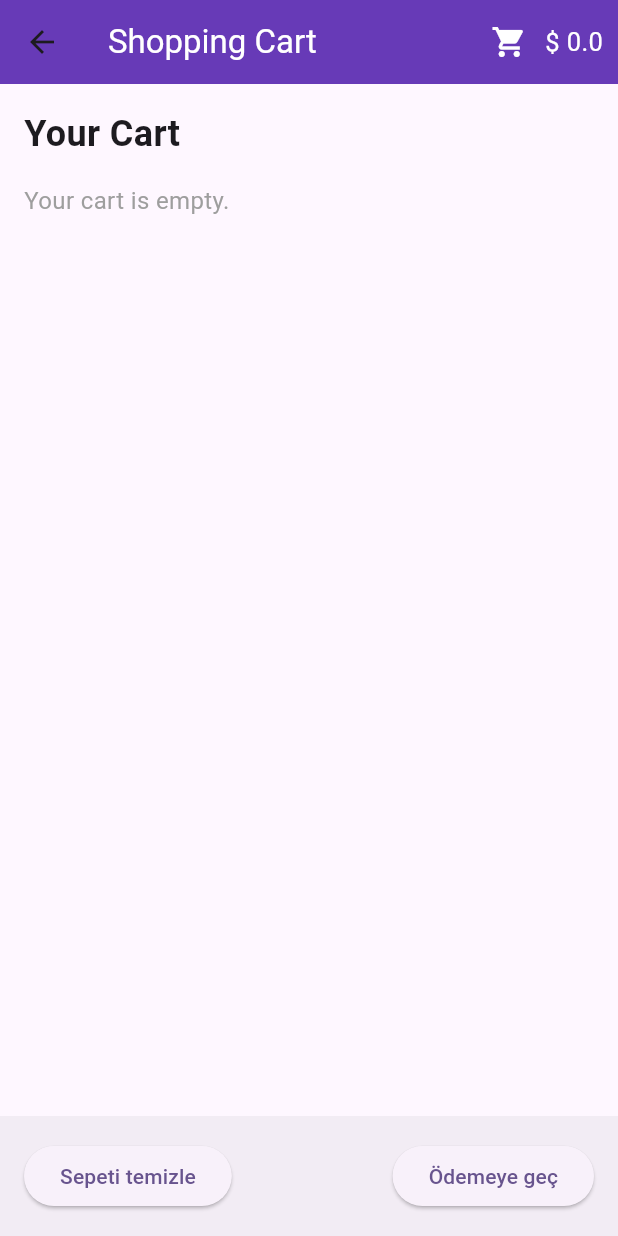
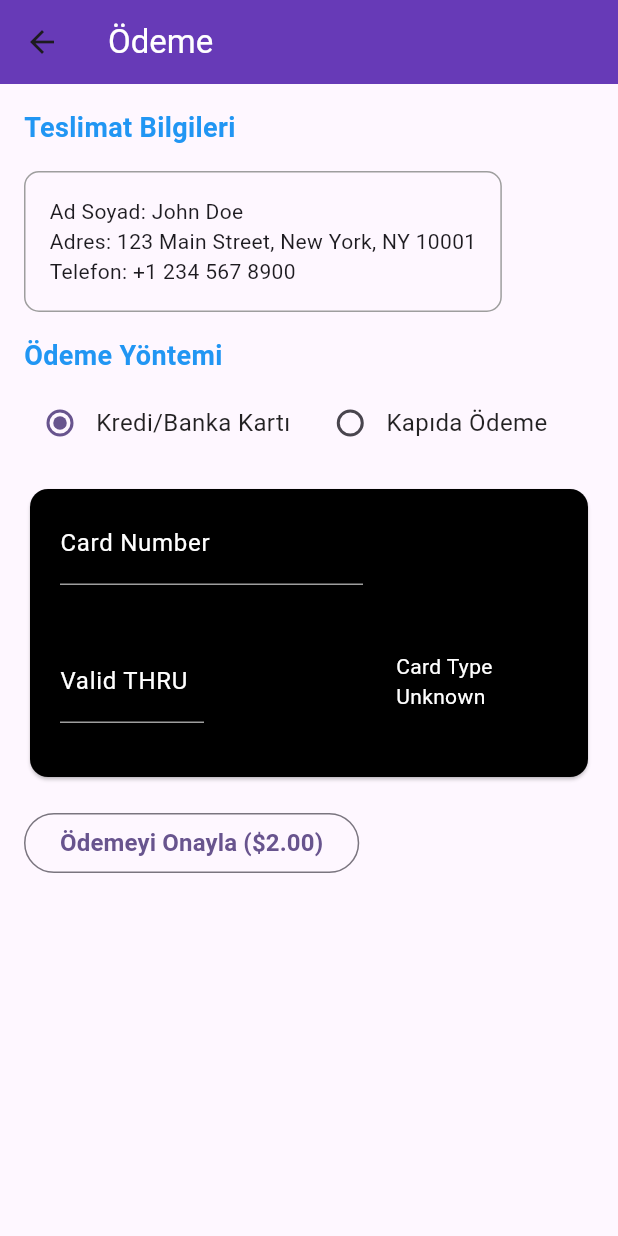
Before and after one commit to bedirhantong/Dish-Dash, a Flutter app: the CartPage screen opened directly with empty values, after a tap on "Ödemeye geç", on a phone screen of 412 x 824 dp. Run offline on Flutter 3.47's test engine with Material 3 defaults, Android fonts, the phone set to English and light mode, and no system bars; drawn by our look-alikes of flip_card; missing offline and left inert: icon_badge; network calls fail.

Commit message:
Payment methods are added

```diff
--- a/lib/view/cart_page/cart_page.dart
+++ b/lib/view/cart_page/cart_page.dart
@@ -30,8 +30,16 @@ class _CartPageState extends State<CartPage> {
     return Scaffold(
       appBar: appBar,
       body: ProductsInCart(widget: widget, totalPrice: totalPrice),
-      bottomNavigationBar: const BottomAppBarCartPage(),
+      bottomNavigationBar: BottomAppBarCartPage(
+        cartProducts: widget.cartProducts,
+      ),
     );
+  }
+
+  void clearCart() {
+    setState(() {
+      widget.cartProducts.clear();
+    });
   }
 
   AppBar get appBar {
@@ -42,14 +50,11 @@ class _CartPageState extends State<CartPage> {
         style: TextStyle(color: Colors.white),
       ),
       actions: [
-        IconButton(
-          icon: const Icon(Icons.shopping_cart, color: Colors.white),
-          onPressed: () {},
-        ),
+        const Icon(Icons.shopping_cart, color: Colors.white),
         Padding(
-          padding: const EdgeInsets.only(right: 10.0),
+          padding: const EdgeInsets.only(left: 5, right: 10.0),
           child: Text(
-            '\$ $totalPrice',
+            '\$${totalPrice.toStringAsFixed(2)}',
             style: const TextStyle(
               color: Colors.white,
               fontWeight: FontWeight.normal,
--- a/lib/view/cart_page/components/bottom_appbar.dart
+++ b/lib/view/cart_page/components/bottom_appbar.dart
@@ -1,10 +1,20 @@
 import 'package:flutter/material.dart';
 
-class BottomAppBarCartPage extends StatelessWidget {
+import '../../../core/model/product/product_model.dart';
+import '../../payment/payment_screen.dart';
+
+class BottomAppBarCartPage extends StatefulWidget {
+  final List<Product> cartProducts;
   const BottomAppBarCartPage({
     super.key,
+    required this.cartProducts,
   });
 
+  @override
+  State<BottomAppBarCartPage> createState() => _BottomAppBarCartPageState();
+}
+
+class _BottomAppBarCartPageState extends State<BottomAppBarCartPage> {
   @override
   Widget build(BuildContext context) {
     return BottomAppBar(
@@ -13,11 +23,22 @@ class BottomAppBarCartPage extends StatelessWidget {
         children: [
           ElevatedButton(
             child: const Text('Sepeti temizle'),
-            onPressed: () {},
+            onPressed: () {
+              setState(() {});
+            },
           ),
           ElevatedButton(
             child: const Text('Ödemeye geç'),
-            onPressed: () {},
+            onPressed: () {
+              Navigator.push(
+                context,
+                MaterialPageRoute(
+                    builder: (context) => const PaymentScreen(
+                          cartProducts: [],
+                          totalAmount: 2,
+                        )),
+              );
+            },
           ),
         ],
       ),
--- a/lib/view/orders/orders_page.dart
+++ b/lib/view/orders/orders_page.dart
@@ -1,5 +1,6 @@
 import 'package:flutter/foundation.dart';
 import 'package:flutter/material.dart';
+import '../../core/constants/app/color_strings.dart';
 import '../../core/model/order/components/FilterButtonForOrders.dart';
 import '../../core/model/order/components/OrderCard.dart';
 import '../../core/model/order/order_model.dart';
@@ -50,7 +51,7 @@ class _PastOrdersPageState extends State<PastOrdersPage> {
 
   AppBar get appbar {
     return AppBar(
-      backgroundColor: Colors.deepPurple,
+      backgroundColor: AppColor.appBarColor,
       title: const Text(
         'Siparişlerim',
         style: TextStyle(color: Colors.white),
--- /dev/null
+++ b/lib/view/payment/components/address_card.dart
@@ -0,0 +1,24 @@
+import 'package:flutter/material.dart';
+
+class AddressCard extends StatelessWidget {
+  const AddressCard({super.key});
+
+  @override
+  Widget build(BuildContext context) {
+    return Container(
+      padding: const EdgeInsets.all(16),
+      decoration: BoxDecoration(
+        border: Border.all(color: Colors.grey),
+        borderRadius: BorderRadius.circular(10),
+      ),
+      child: const Column(
+        crossAxisAlignment: CrossAxisAlignment.start,
+        children: [
+          Text('Ad Soyad: John Doe'),
+          Text('Adres: 123 Main Street, New York, NY 10001'),
+          Text('Telefon: +1 234 567 8900'),
+        ],
+      ),
+    );
+  }
+}
--- /dev/null
+++ b/lib/view/payment/components/card_back.dart
@@ -0,0 +1,64 @@
+import 'package:flutter/material.dart';
+import 'package:flutter/services.dart';
+
+class CardBack extends StatelessWidget {
+  final TextEditingController cvvController;
+
+  const CardBack({Key? key, required this.cvvController}) : super(key: key);
+
+  @override
+  Widget build(BuildContext context) {
+    return SizedBox(
+      height: 200,
+      child: Card(
+        color: Colors.black,
+        margin: const EdgeInsets.all(4),
+        child: Stack(
+          children: [
+            Positioned(
+              left: 20,
+              top: 20,
+              child: SizedBox(
+                width: 80,
+                height: 60,
+                child: Image.network(
+                    "https://pnghq.com/wp-content/uploads/chip-png-see-through-background.png"),
+              ),
+            ),
+            Positioned(
+              right: 20,
+              bottom: 20,
+              child: SizedBox(
+                width: 100,
+                child: TextFormField(
+                  cursorColor: Colors.white,
+                  style: const TextStyle(color: Colors.white),
+                  controller: cvvController,
+                  decoration: const InputDecoration(
+                    labelStyle: TextStyle(color: Colors.white),
+                    hintStyle: TextStyle(color: Colors.white),
+                    labelText: 'CVV',
+                    hintText: 'XXX',
+                    enabledBorder: UnderlineInputBorder(
+                      borderSide: BorderSide(
+                          color: Colors.grey), // Çizgi rengi pasif durumda
+                    ),
+                    focusedBorder: UnderlineInputBorder(
+                      borderSide: BorderSide(
+                          color: Colors.white), // Çizgi rengi aktif durumda
+                    ),
+                  ),
+                  keyboardType: TextInputType.number,
+                  inputFormatters: [
+                    FilteringTextInputFormatter.digitsOnly,
+                    LengthLimitingTextInputFormatter(3),
+                  ],
+                ),
+              ),
+            ),
+          ],
+        ),
+      ),
+    );
+  }
+}
--- /dev/null
+++ b/lib/view/payment/components/card_front.dart
@@ -0,0 +1,126 @@
+import 'package:flutter/material.dart';
+import 'package:flutter/services.dart';
+import 'card_number_input_formatter.dart';
+
+class CardFront extends StatelessWidget {
+  final TextEditingController cardNumberController;
+  final TextEditingController expiryDateController;
+  final Function(String) onBankNameIdentified;
+
+  const CardFront({
+    super.key,
+    required this.cardNumberController,
+    required this.onBankNameIdentified,
+    required this.expiryDateController,
+  });
+
+  @override
+  Widget build(BuildContext context) {
+    return SizedBox(
+      height: 200,
+      child: Card(
+        color: Colors.black,
+        margin: const EdgeInsets.all(4),
+        child: Column(
+          children: [
+            Padding(
+              padding: const EdgeInsets.only(
+                  top: 8.0, bottom: 8.0, left: 20, right: 150),
+              child: TextFormField(
+                style: const TextStyle(color: Colors.white),
+                controller: cardNumberController,
+                decoration: const InputDecoration(
+                  labelStyle: TextStyle(color: Colors.white),
+                  hintStyle: TextStyle(color: Colors.white),
+                  labelText: 'Card Number',
+                  hintText: 'XXXX XXXX XXXX XXXX',
+                  enabledBorder: UnderlineInputBorder(
+                    borderSide: BorderSide(
+                        color: Colors.grey), // Çizgi rengi pasif durumda
+                  ),
+                  focusedBorder: UnderlineInputBorder(
+                    borderSide: BorderSide(
+                        color: Colors.white), // Çizgi rengi aktif durumda
+                  ),
+                ),
+                keyboardType: TextInputType.number,
+                inputFormatters: [
+                  FilteringTextInputFormatter.digitsOnly,
+                  LengthLimitingTextInputFormatter(16),
+                  CardNumberInputFormatter(
+                    onBankNameIdentified: onBankNameIdentified,
+                  ),
+                ],
+              ),
+            ),
+            const SizedBox(height: 20),
+            Row(
+              children: [
+                Expanded(
+                  child: Padding(
+                    padding: const EdgeInsets.symmetric(
+                        vertical: 8.0, horizontal: 20),
+                    child: TextFormField(
+                      style: const TextStyle(color: Colors.white),
+                      controller: expiryDateController,
+                      decoration: const InputDecoration(
+                        labelStyle: TextStyle(color: Colors.white),
+                        hintStyle: TextStyle(color: Colors.white),
+                        labelText: 'Valid THRU',
+                        hintText: 'MM/YY',
+                        enabledBorder: UnderlineInputBorder(
+                          borderSide: BorderSide(
+                              color: Colors.grey), // Çizgi rengi pasif durumda
+                        ),
+                        focusedBorder: UnderlineInputBorder(
+                          borderSide: BorderSide(
+                              color: Colors.white), // Çizgi rengi aktif durumda
+                        ),
+                      ),
+                      keyboardType: TextInputType.number,
+                      inputFormatters: [
+                        FilteringTextInputFormatter.digitsOnly,
+                        LengthLimitingTextInputFormatter(4),
+                      ],
+                    ),
+                  ),
+                ),
+                const SizedBox(width: 100),
+                Expanded(
+                  child: Padding(
+                    padding: const EdgeInsets.all(8.0),
+                    child: _buildCardLogo(),
+                  ),
+                ),
+              ],
+            ),
+          ],
+        ),
+      ),
+    );
+  }
+
+  Widget _buildCardLogo() {
+    String cardNumber = cardNumberController.text;
+    if (cardNumber.startsWith("4")) {
+      // Visa
+      return Image.network(
+        "https://upload.wikimedia.org/wikipedia/commons/thumb/5/5e/Visa_Inc._logo.svg/1024px-Visa_Inc._logo.svg.png",
+        width: 30,
+        height: 30,
+      );
+    } else if (cardNumber.startsWith("5")) {
+      // MasterCard
+      return Image.network(
+        "https://upload.wikimedia.org/wikipedia/commons/thumb/b/b7/MasterCard_Logo.svg/2560px-MasterCard_Logo.svg.png",
+        width: 50,
+        height: 50,
+      );
+    } else {
+      return const Text(
+        'Card Type Unknown',
+        style: TextStyle(color: Colors.white),
+      );
+    }
+  }
+}
--- /dev/null
+++ b/lib/view/payment/components/credit_card_input_form.dart
@@ -0,0 +1,39 @@
+import 'package:flip_card/flip_card.dart';
+import 'package:flutter/material.dart';
+
+import 'card_back.dart';
+import 'card_front.dart';
+
+class CreditCardInputForm extends StatefulWidget {
+  const CreditCardInputForm({super.key});
+
+  @override
+  _CreditCardInputFormState createState() => _CreditCardInputFormState();
+}
+
+class _CreditCardInputFormState extends State<CreditCardInputForm> {
+  final TextEditingController _cardNumberController = TextEditingController();
+  final TextEditingController _expiryDateController = TextEditingController();
+  final TextEditingController _cvvController = TextEditingController();
+
+  String _bankName = '';
+
+  @override
+  Widget build(BuildContext context) {
+    return FlipCard(
+      direction: FlipDirection.HORIZONTAL,
+      front: CardFront(
+        cardNumberController: _cardNumberController,
+        onBankNameIdentified: (bankName) {
+          setState(() {
+            _bankName = bankName;
+          });
+        },
+        expiryDateController: _expiryDateController,
+      ),
+      back: CardBack(
+        cvvController: _cvvController,
+      ),
+    );
+  }
+}
--- /dev/null
+++ b/lib/view/payment/payment_screen.dart
@@ -0,0 +1,119 @@
+import 'package:dish_dash/core/constants/app/color_strings.dart';
+import 'package:flutter/material.dart';
+import 'package:flutter/services.dart';
+import '../../core/model/product/product_model.dart';
+import 'components/address_card.dart';
+import 'components/credit_card_input_form.dart';
+
+class PaymentScreen extends StatefulWidget {
+  final List<Product> cartProducts;
+  final double totalAmount;
+
+  const PaymentScreen({
+    Key? key,
+    required this.cartProducts,
+    required this.totalAmount,
+  }) : super(key: key);
+
+  @override
+  State<PaymentScreen> createState() => _PaymentScreenState();
+}
+
+class _PaymentScreenState extends State<PaymentScreen> {
+  String _selectedPaymentMethod = 'Kredi/Banka Kartı';
+
+  @override
+  Widget build(BuildContext context) {
+    return Scaffold(
+      appBar: AppBar(
+        backgroundColor: AppColor.appBarColor,
+        title: const Text(
+          'Ödeme',
+          style: TextStyle(color: Colors.white),
+        ),
+      ),
+      body: SingleChildScrollView(
+        child: Padding(
+          padding: const EdgeInsets.all(16),
+          child: Column(
+            crossAxisAlignment: CrossAxisAlignment.start,
+            children: [
+              _buildSectionTitle('Teslimat Bilgileri'),
+              const SizedBox(height: 16),
+              const AddressCard(),
+              const SizedBox(height: 16),
+              _buildSectionTitle('Ödeme Yöntemi'),
+              const SizedBox(height: 8),
+              _buildPaymentMethodOptions(),
+              const SizedBox(height: 16),
+              if (_selectedPaymentMethod == 'Kredi/Banka Kartı')
+                const CreditCardInputForm(),
+              const SizedBox(height: 16),
+              _buildPaymentButton(),
+            ],
+          ),
+        ),
+      ),
+    );
+  }
+
+  Widget _buildSectionTitle(String title) {
+    return Text(
+      title,
+      style: const TextStyle(
+        fontSize: 18,
+        fontWeight: FontWeight.bold,
+        color: Colors.blue,
+      ),
+    );
+  }
+
+  Widget _buildPaymentMethodOptions() {
+    return Row(
+      children: [
+        _buildPaymentRadio('Kredi/Banka Kartı'),
+        const SizedBox(width: 16),
+        _buildPaymentRadio('Kapıda Ödeme'),
+      ],
+    );
+  }
+
+  Widget _buildPaymentRadio(String value) {
+    return Row(
+      children: [
+        Radio(
+          value: value,
+          groupValue: _selectedPaymentMethod,
+          onChanged: (selectedValue) {
+            setState(() {
+              _selectedPaymentMethod = selectedValue as String;
+            });
+          },
+        ),
+        Text(
+          value,
+          style: const TextStyle(
+            fontSize: 16,
+            color: Colors.black87,
+          ),
+        ),
+      ],
+    );
+  }
+
+  Widget _buildPaymentButton() {
+    return OutlinedButton(
+      onPressed: () {
+        // Implement payment processing logic
+      },
+      style: ElevatedButton.styleFrom(),
+      child: Text(
+        'Ödemeyi Onayla (\$${widget.totalAmount.toStringAsFixed(2)})',
+        style: const TextStyle(
+          fontSize: 16,
+          fontWeight: FontWeight.bold,
+        ),
+      ),
+    );
+  }
+}
--- a/pubspec.yaml
+++ b/pubspec.yaml
@@ -37,6 +37,7 @@ dependencies:
   cupertino_icons: ^1.0.2
   icon_badge: ^1.0.0
   dot_navigation_bar: ^1.0.2
+  flip_card: ^0.7.0
 dev_dependencies:
   flutter_test:
     sdk: flutter
```
Also changed, not shown: lib/view/payment/components/card_date_input_formatter.dart (added, +23 -0 lines), lib/view/payment/components/card_info_form.dart (added, +73 -0 lines), lib/view/payment/components/card_number_input_formatter.dart (added, +52 -0 lines), lib/view/profile/profile_page.dart (+7 -1 lines), pubspec.lock.
